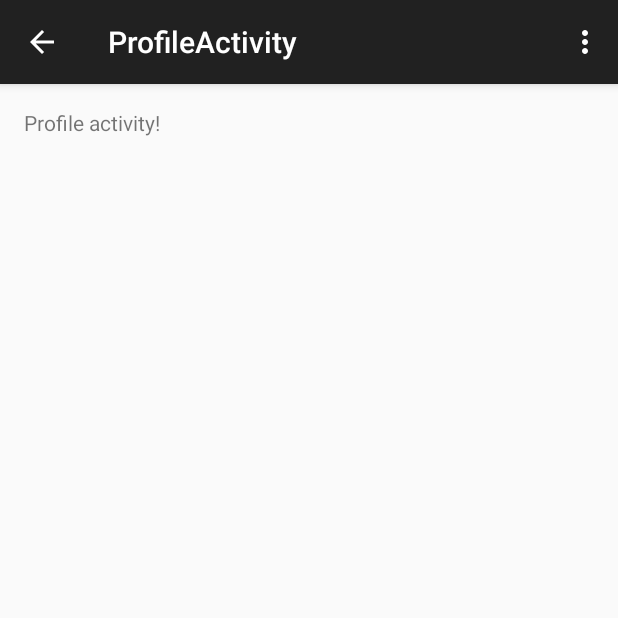
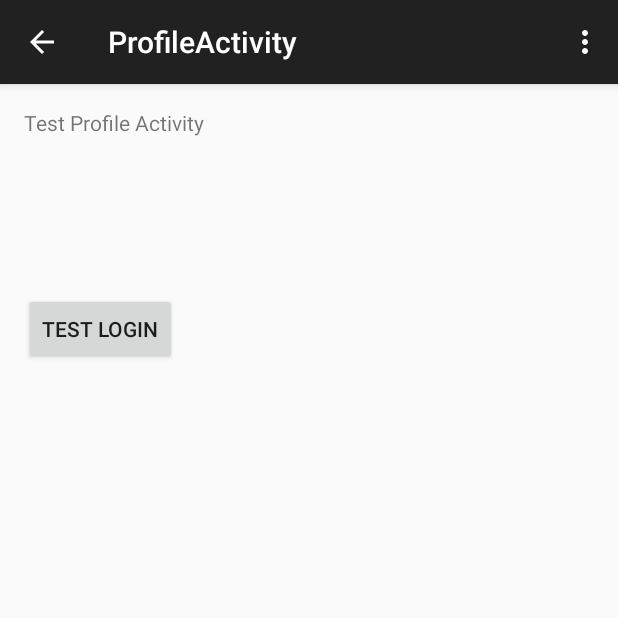
Before and after one commit to OSWINDS/CineMetro, an Android app: the ProfileActivity screen opened directly, with no data from a screen before it, on a phone screen of 412 x 824 dp, the top half of it. Run offline under Robolectric (Android 15) with nearby library versions, the phone set to English and light mode, and no system bars.

Commit message:
Some Changes at Log In and Sign Up
finally Accessible from profile activity.
Tested on Emulator. works fine.

```diff
--- a/app/src/main/java/cinemetroproject/cinemetro/LogIn.java
+++ b/app/src/main/java/cinemetroproject/cinemetro/LogIn.java
@@ -99,6 +99,7 @@ public class LogIn extends ActionBarActivity {
 
         if (ok) {
             success.setText("Success, database Updated :)");
+            information.setText("Success, database Updated :)");
             return;
         }
 
@@ -107,7 +108,7 @@ public class LogIn extends ActionBarActivity {
     public void signUpClicked() {
 
         Intent intent;
-        intent = new Intent(this, SignUp.class);
+        intent = new Intent(LogIn.this, SignUp.class);
         startActivity(intent);
     }
 
--- a/app/src/main/java/cinemetroproject/cinemetro/ProfileActivity.java
+++ b/app/src/main/java/cinemetroproject/cinemetro/ProfileActivity.java
@@ -1,10 +1,12 @@
 package cinemetroproject.cinemetro;
 
+import android.content.Intent;
+import android.os.Bundle;
 import android.support.v7.app.ActionBarActivity;
-import android.os.Bundle;
 import android.view.Menu;
 import android.view.MenuItem;
-import cinemetroproject.cinemetro.R;
+import android.view.View;
+import android.widget.Button;
 
 public class ProfileActivity extends ActionBarActivity {
 
@@ -12,6 +14,18 @@ public class ProfileActivity extends ActionBarActivity {
     protected void onCreate(Bundle savedInstanceState) {
         super.onCreate(savedInstanceState);
         setContentView(R.layout.activity_profile);
+
+        Button bt = (Button) findViewById(R.id.bt_logIn_test);
+        bt.setOnClickListener(
+                new View.OnClickListener() {
+                    @Override
+                    public void onClick(View v) {
+                        Intent intent;
+                        intent = new Intent(ProfileActivity.this, LogIn.class);
+                        ProfileActivity.this.startActivity(intent);
+                    }
+                }
+        );
     }
 
 
--- a/app/src/main/java/cinemetroproject/cinemetro/SignUp.java
+++ b/app/src/main/java/cinemetroproject/cinemetro/SignUp.java
@@ -75,7 +75,7 @@ public class SignUp extends ActionBarActivity {
         String passw1 = pass1.getText().toString();
         String passw2 = pass2.getText().toString();
 
-
+        ok=true;
 
         //Check internet connection
         ConnectivityManager connec = (ConnectivityManager) getSystemService(Context.CONNECTIVITY_SERVICE);
--- a/app/src/main/res/layout/activity_profile.xml
+++ b/app/src/main/res/layout/activity_profile.xml
@@ -9,8 +9,22 @@
     tools:context="cinemetroproject.cinemetro.ProfileActivity">
 
     <TextView
-        android:text="@string/profile_activity"
+        android:text="Test Profile Activity"
         android:layout_width="wrap_content"
-        android:layout_height="wrap_content" />
+        android:layout_height="wrap_content"
+        android:id="@+id/textView"
+        android:layout_alignParentRight="true"
+        android:layout_alignParentEnd="true"
+        android:layout_alignParentLeft="true"
+        android:layout_alignParentStart="true" />
+
+    <Button
+        android:layout_width="wrap_content"
+        android:layout_height="wrap_content"
+        android:text="Test LogIn"
+        android:id="@+id/bt_logIn_test"
+        android:layout_marginTop="104dp"
+        android:layout_below="@+id/textView"
+        />
 
 </RelativeLayout>
--- a/app/src/main/res/layout/activity_sign_up.xml
+++ b/app/src/main/res/layout/activity_sign_up.xml
@@ -99,7 +99,7 @@
         android:layout_width="wrap_content"
         android:layout_height="wrap_content"
         android:textAppearance="?android:attr/textAppearanceMedium"
-        android:text="Here Displays if email is valid or you gave a propper password"
+        android:text="Here Displays if email is valid or if you gave a propper password"
         android:id="@+id/DisplayText"
         android:layout_toStartOf="@+id/check_button"
         android:layout_alignBottom="@+id/check_button"
```
Also changed, not shown: app/src/main/AndroidManifest.xml (+8 -0 lines), app/src/main/res/layout/activity_log_in.xml (+34 -30 lines), 1 other file.
